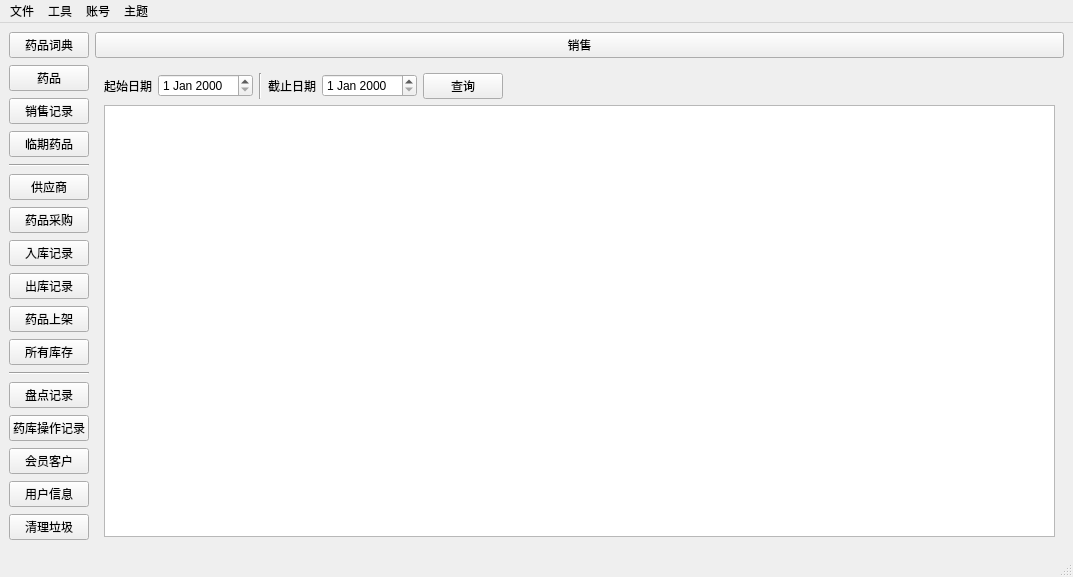
The window that ui_app/mainwondows.ui (live1089/pharmacy_system) describes before a commit, drawn with Qt 5.
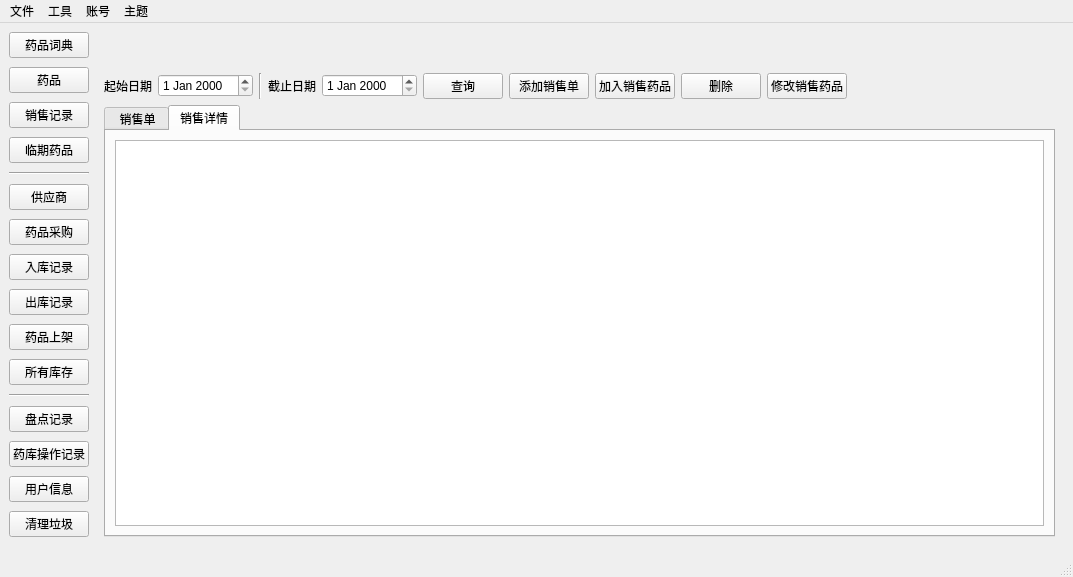
The same window after the commit. The open tabs and pages were chosen to show the change. Icons and pictures are not drawn.

What changed in the file:
```diff
--- a/ui_app/mainwondows.ui
+++ b/ui_app/mainwondows.ui
@@ -136,13 +136,6 @@
         </property>
        </widget>
       </item>
-      <item>
-       <widget class="QPushButton" name="member_customer">
-        <property name="text">
-         <string>会员客户</string>
-        </property>
-       </widget>
-      </item>
       <item>
        <widget class="QPushButton" name="user_information">
         <property name="text">
@@ -466,7 +459,39 @@
           <item row="1" column="1">
            <layout class="QGridLayout" name="gridLayout_5">
             <item row="0" column="0">
-             <widget class="QTableView" name="sales_records_tableView"/>
+             <widget class="QTabWidget" name="tabWidget">
+              <property name="currentIndex">
+               <number>0</number>
+              </property>
+              <widget class="QWidget" name="tab_2">
+               <attribute name="title">
+                <string> 销售单</string>
+               </attribute>
+               <layout class="QGridLayout" name="gridLayout_38">
+                <item row="0" column="0">
+                 <layout class="QGridLayout" name="gridLayout_37">
+                  <item row="0" column="0">
+                   <widget class="QTableView" name="sales_lists_tableView"/>
+                  </item>
+                 </layout>
+                </item>
+               </layout>
+              </widget>
+              <widget class="QWidget" name="tab_3">
+               <attribute name="title">
+                <string>销售详情</string>
+               </attribute>
+               <layout class="QGridLayout" name="gridLayout_20">
+                <item row="0" column="0">
+                 <layout class="QGridLayout" name="gridLayout_19">
+                  <item row="0" column="0">
+                   <widget class="QTableView" name="sales_records_tableView"/>
+                  </item>
+                 </layout>
+                </item>
+               </layout>
+              </widget>
+             </widget>
             </item>
            </layout>
           </item>
@@ -506,6 +531,34 @@
               </property>
              </widget>
             </item>
+            <item>
+             <widget class="QPushButton" name="add_sell_list_btn">
+              <property name="text">
+               <string>添加销售单</string>
+              </property>
+             </widget>
+            </item>
+            <item>
+             <widget class="QPushButton" name="sell_drug_btn">
+              <property name="text">
+               <string>加入销售药品</string>
+              </property>
+             </widget>
+            </item>
+            <item>
+             <widget class="QPushButton" name="sell_del_btn">
+              <property name="text">
+               <string>删除</string>
+              </property>
+             </widget>
+            </item>
+            <item>
+             <widget class="QPushButton" name="sell_mod_btn">
+              <property name="text">
+               <string>修改销售药品</string>
+              </property>
+             </widget>
+            </item>
             <item>
              <spacer name="horizontalSpacer">
               <property name="orientation">
@@ -1248,13 +1301,6 @@
       </property>
      </widget>
     </item>
-    <item row="0" column="1">
-     <widget class="QPushButton" name="sell_drug_dtn">
-      <property name="text">
-       <string>销售</string>
-      </property>
-     </widget>
-    </item>
    </layout>
   </widget>
   <widget class="QMenuBar" name="menubar">
```
Left out of the diff: 13 changed lines with no effect on the pictures.
